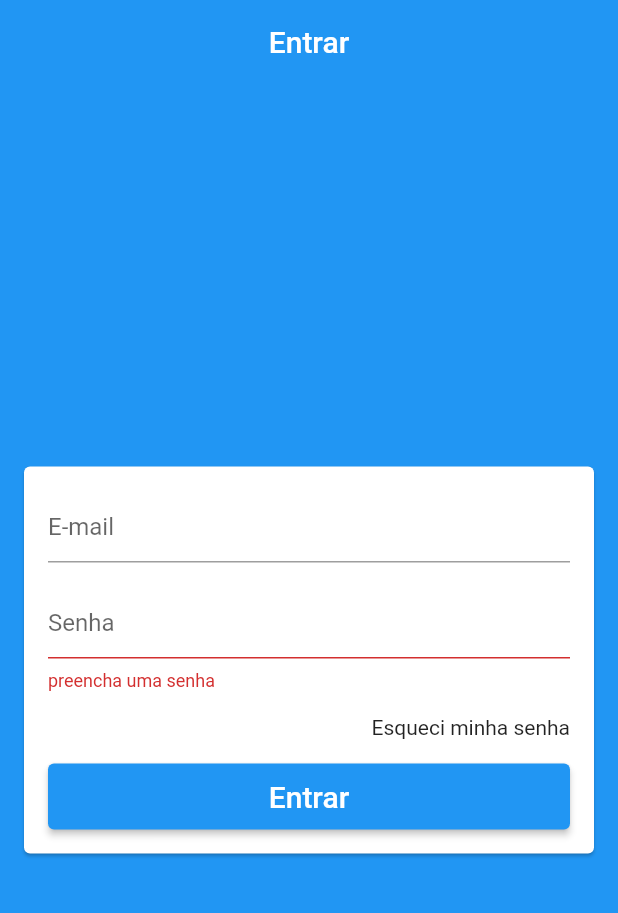
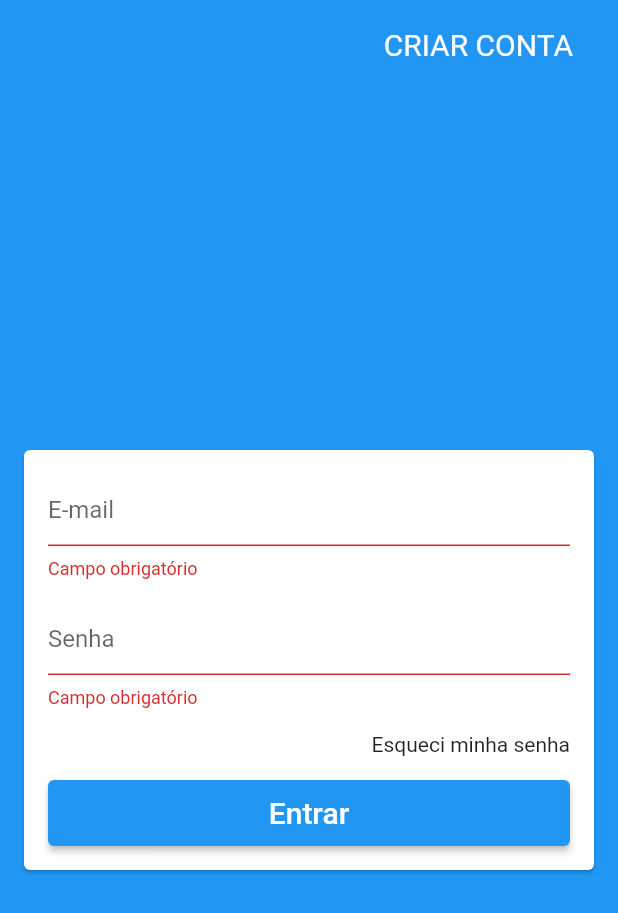
Before and after one commit to cristianpaulo4/Gerenciamento_de_medicamentos, a Flutter app: the screen it shows after launch, after a tap on "Entrar", on a phone screen of 412 x 824 dp. Shown: the top 913 px of the screen. Run offline on Flutter 3.47's test engine with Material 2 defaults, Android fonts, the phone set to English and light mode, and no system bars; our stand-ins replace cloud_firestore, firebase_auth, firebase_core; accounts and stored records are empty.

```diff
--- /dev/null
+++ b/lib/app_routes.dart
@@ -0,0 +1,3 @@
+class AppRoutes{
+  static final SignUpScreen  = '/SignUpScreen';
+}
--- a/lib/helpers/validators.dart
+++ b/lib/helpers/validators.dart
@@ -1,12 +1,32 @@
-bool emailValid(String email){
+bool emailVali(String email){
   final RegExp regex = RegExp(
       r"^(([^<>()[\]\\.,;:\s@\']+(\.[^<>()[\]\\.,;:\s@\']+)*)|(\'.+\'))@((\[[0-9]{1,3}\.[0-9]{1,3}\.[0-9]{1,3}\.[0-9]{1,3}\])|(([a-zA-Z\-0-9]+\.)+[a-zA-Z]{2,}))$");
   return regex.hasMatch(email);
 }
 
-String? passValid(pass){
+emailValid (email){
+  if(email!.isEmpty) {
+    return 'Campo obrigatório';
+  }else if (!emailVali(email)) {
+    return 'Email invalido';
+  }
+    return null;
+}
+
+
+nameValid (name){
+  if(name!.isEmpty) {
+    return 'Campo obrigatório';
+  }else if (name.trim().split(' ').length < 1) {
+    return 'Preencha seu Nome completo';
+  }
+    return null;
+}
+
+
+ passValid(pass){
   if(pass!.isEmpty) {
-    return 'preencha uma senha';
+    return 'Campo obrigatório';
   }else if (pass.length < 6 ) {
     return 'Minimo de 6 caracteres ';
   }
--- a/lib/main.dart
+++ b/lib/main.dart
@@ -1,8 +1,9 @@
 import 'package:firebase_core/firebase_core.dart';
-
 import 'package:flutter/material.dart';
+import 'package:gerenciamento_medicamentos/app_routes.dart';
 import 'package:gerenciamento_medicamentos/models/user_manager.dart';
 import 'package:gerenciamento_medicamentos/screens/base/base_screen.dart';
+import 'package:gerenciamento_medicamentos/screens/signup/signup_screen.dart';
 import 'package:provider/provider.dart';
 
 Future<void> main() async {
@@ -30,6 +31,9 @@ class MyApp extends StatelessWidget {
           scaffoldBackgroundColor: Colors.blue,
         ),
         home: BaseScreen(),
+       routes: {
+         AppRoutes.SignUpScreen: (context) => SignUpScreen(),
+       },
       ),
     );
   }
--- a/lib/models/user.dart
+++ b/lib/models/user.dart
@@ -1,9 +1,35 @@
+import 'package:cloud_firestore/cloud_firestore.dart';
+
 class UserApp {
+
+  UserApp({
+    required this.id,
+    required this.name,
+    required this.email,
+    required this.password,
+    required this.confirmPassword
+  });
+
+
+  String id;
+  String name;
   String email;
   String password;
+  String confirmPassword;
 
-  UserApp({
-    required this.email,
-    required this.password,
-  });
+
+  DocumentReference get firestoreRef =>
+    FirebaseFirestore.instance.doc('users/$id');
+
+  Future<void> saveData() async{
+    await firestoreRef.set(toMap());
+  }
+
+  Map<String, dynamic> toMap(){
+    return{
+      'name': name,
+      'email': email,
+    };
+  }
+
 }
--- a/lib/screens/login/login_screen.dart
+++ b/lib/screens/login/login_screen.dart
@@ -3,13 +3,14 @@ import 'package:flutter/material.dart';
 import 'package:gerenciamento_medicamentos/helpers/validators.dart';
 import 'package:gerenciamento_medicamentos/models/user.dart';
 import 'package:gerenciamento_medicamentos/models/user_manager.dart';
+import 'package:gerenciamento_medicamentos/screens/signup/signup_screen.dart';
 import 'package:provider/provider.dart';
 
 class LoginScreen extends StatelessWidget {
 
+
   final TextEditingController emailController = TextEditingController();
   final TextEditingController passController = TextEditingController();
-
   final GlobalKey<FormState> formKey = GlobalKey<FormState>();
 
   @override
@@ -17,8 +18,25 @@ class LoginScreen extends StatelessWidget {
     return Scaffold(
 
       appBar: AppBar(
-        title: const Text('Entrar'),
-        centerTitle: true,
+      //  title: const Text('Entrar'),
+      //  centerTitle: true,
+        actions: <Widget>[
+          GestureDetector(
+            child: Padding(
+              padding: const EdgeInsets.fromLTRB(15, 18, 30, 0),
+              child: Container(
+                  child: const Text('CRIAR CONTA',
+                  style: TextStyle(fontSize: 20),),
+              ),
+            ),
+            onTap: (){
+              Navigator.push(context,
+                MaterialPageRoute(builder: (context) => SignUpScreen()),
+              );
+            },
+          ),
+        ],
+
       ),
 
       body: Consumer<UserManager>(
@@ -39,10 +57,7 @@ class LoginScreen extends StatelessWidget {
                       keyboardType: TextInputType.emailAddress,
                       autocorrect: false,
                       validator: (email) {
-                       if(!emailValid(email!)) {
-                          emailValid(email);
-                        }
-                       return null;
+                         return emailValid(email);
                       },
                     ),
 
@@ -86,7 +101,10 @@ class LoginScreen extends StatelessWidget {
                             userManager.signIn(
                                 userApp: UserApp(
                                     email: emailController.text,
-                                    password: passController.text
+                                    password: passController.text,
+                                    confirmPassword: '',
+                                    name: '',
+                                    id: ''
                                 ),
 
                                 onFail: (e){
@@ -94,8 +112,7 @@ class LoginScreen extends StatelessWidget {
                                     SnackBar(
                                       backgroundColor: Colors.red,
                                         content: Text(e,
-                                          style: TextStyle(
-                                            fontSize: 22,
+                                          style: const TextStyle(fontSize: 22,
                                           ) ,
                                         ))
                                   );
--- a/pubspec.yaml
+++ b/pubspec.yaml
@@ -19,6 +19,7 @@ version: 1.0.0+1
 
 environment:
   sdk: ">=2.15.1 <3.0.0"
+
 
 # Dependencies specify other packages that your package needs in order to work.
 # To automatically upgrade your package dependencies to the latest versions
```
Also changed, not shown: lib/models/user_manager.dart (+33 -0 lines), lib/screens/signup/signup_screen.dart (added, +127 -0 lines).
